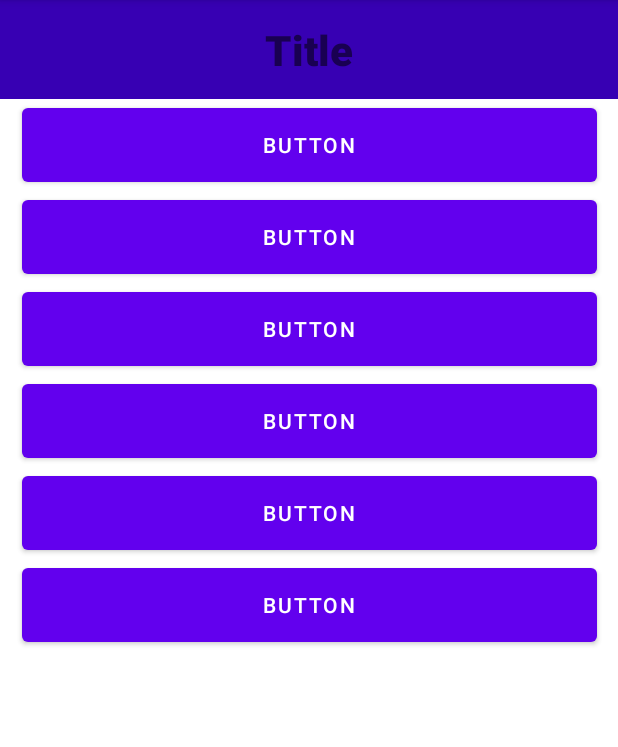
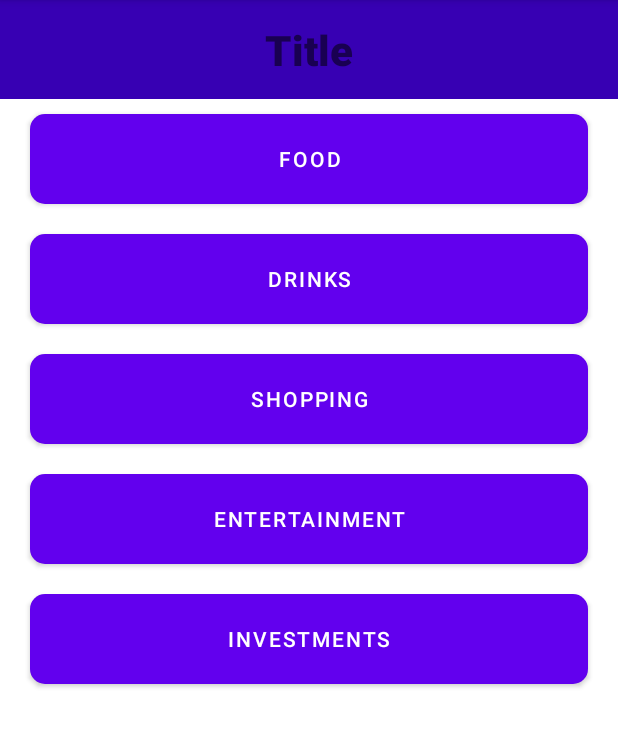
Before and after one commit to acmauth/MobileDevelopment-ExpensesTracker, an Android app: the screen it shows after launch (MainActivity), on a phone screen of 412 x 824 dp, the part 84-831 px from its top. Run offline under Robolectric (Android 15) with nearby library versions, the phone set to English and light mode, and no system bars.

Commit message:
XML files

```diff
--- a/ExpensesTracker/app/src/main/res/layout/categories_activity.xml
+++ b/ExpensesTracker/app/src/main/res/layout/categories_activity.xml
@@ -35,35 +35,10 @@
             android:orientation="vertical">
 
             <include
-                android:id="@+id/include"
-                layout="@layout/category2"
-                android:layout_width="match_parent"
-                android:layout_height="match_parent" />
+                layout="@layout/category"
+                android:layout_height="wrap_content"
+                android:layout_width="match_parent"/>
 
-            <include
-                layout="@layout/category2"
-                android:layout_width="match_parent"
-                android:layout_height="match_parent" />
-
-            <include
-                layout="@layout/category2"
-                android:layout_width="match_parent"
-                android:layout_height="match_parent" />
-
-            <include
-                layout="@layout/category2"
-                android:layout_width="match_parent"
-                android:layout_height="match_parent" />
-
-            <include
-                layout="@layout/category2"
-                android:layout_width="match_parent"
-                android:layout_height="match_parent" />
-
-            <include
-                layout="@layout/category2"
-                android:layout_width="match_parent"
-                android:layout_height="match_parent" />
         </LinearLayout>
     </ScrollView>
 
--- a/ExpensesTracker/app/src/main/res/layout/category2.xml
+++ /dev/null
@@ -1,20 +0,0 @@
-<?xml version="1.0" encoding="utf-8"?>
-<androidx.constraintlayout.widget.ConstraintLayout
-    xmlns:android="http://schemas.android.com/apk/res/android"
-    xmlns:app="http://schemas.android.com/apk/res-auto"
-    xmlns:tools="http://schemas.android.com/tools"
-    android:layout_width="match_parent"
-    android:layout_height="match_parent">
-
-    <Button
-        android:id="@+id/button"
-        android:layout_width="383dp"
-        android:layout_height="61dp"
-        android:text="Button"
-        app:layout_constraintBottom_toBottomOf="parent"
-        app:layout_constraintEnd_toEndOf="parent"
-        app:layout_constraintStart_toStartOf="parent"
-        app:layout_constraintTop_toTopOf="parent"
-        app:layout_constraintVertical_bias="0.028" />
-
-</androidx.constraintlayout.widget.ConstraintLayout>
```
Also changed, not shown: ExpensesTracker/app/src/main/res/layout/total_spent2.xml (deleted, +0 -34 lines).
